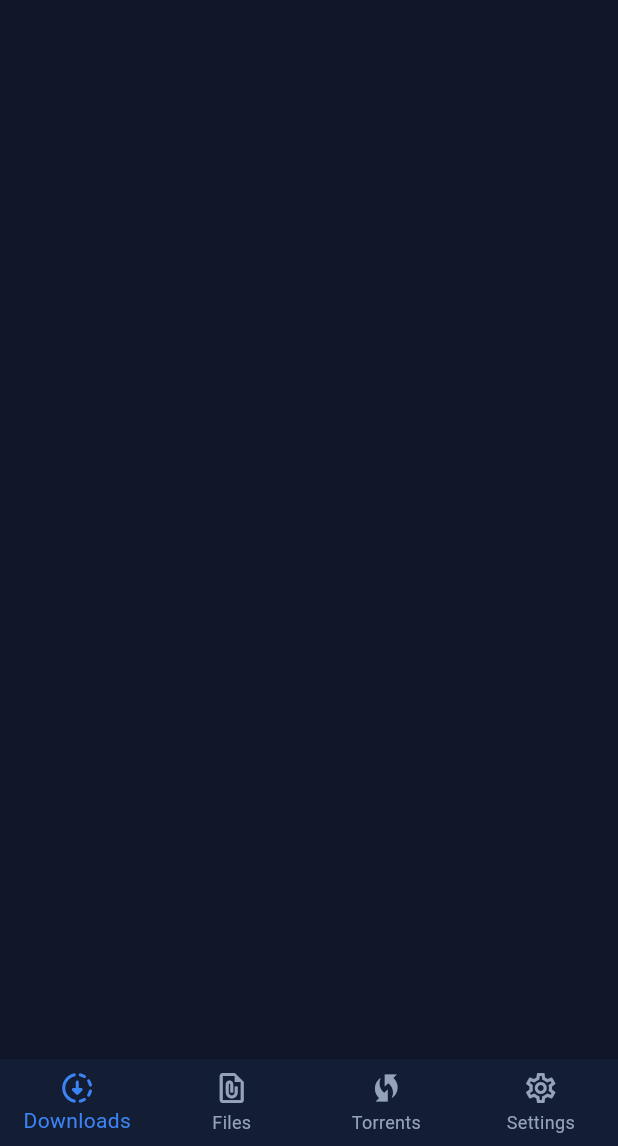
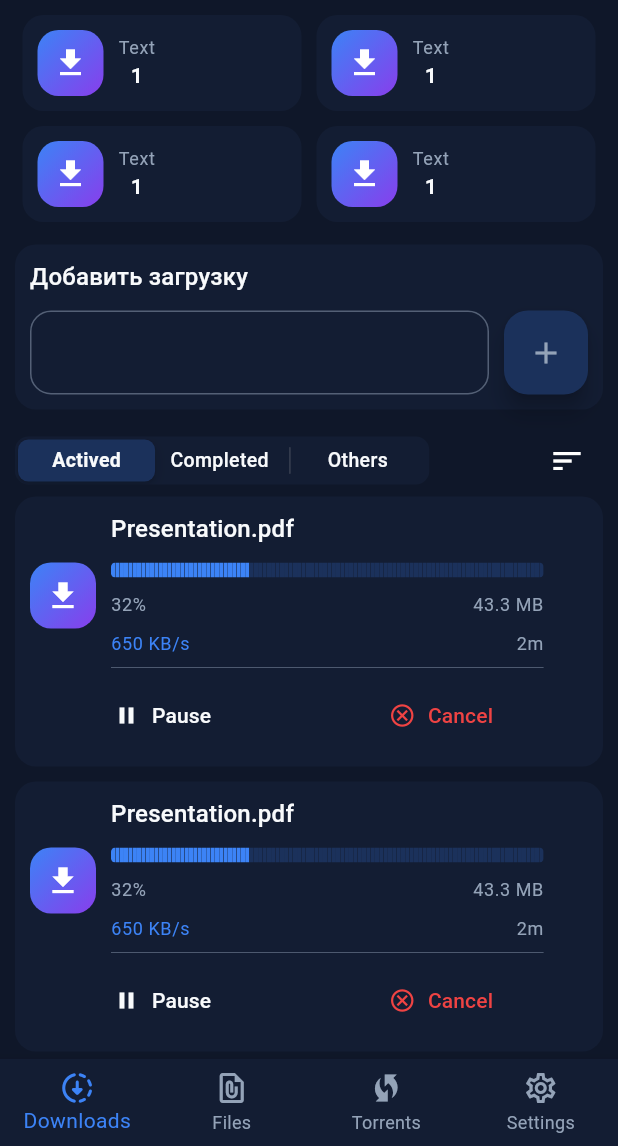
Before and after one commit to jchocola/easy_download_manager, a Flutter app: the screen it shows after launch, on a phone screen of 412 x 824 dp, the part 90-1236 px from its top. Run offline on Flutter 3.47's test engine with Material 3 defaults, Android fonts, the phone set to English and light mode, and no system bars; drawn by our look-alikes of step_progress_indicator; our stand-ins replace adaptive_theme, go_router.

Commit message:
download page

```diff
--- a/lib/core/constant/app_icon.dart
+++ b/lib/core/constant/app_icon.dart
@@ -6,4 +6,10 @@ class AppIcon {
   static final filesIcon = Icons.file_present_outlined;
   static final torrentIcon = Icons.wifi_protected_setup_sharp;
   static final settingIcon = Icons.settings_outlined;
+
+  static final sortIcon = Icons.sort;
+
+  static final pauseIcon = Icons.pause;
+  static final cancelIcon = Icons.cancel_outlined;
+  static final continueIcon = Icons.forward;
 }
--- /dev/null
+++ b/lib/core/enum/download_card_status.dart
@@ -0,0 +1,8 @@
+// ignore_for_file: constant_identifier_names
+
+enum DOWNLOAD_CARD_STATUS {
+  DOWNLOADING,
+  COMPLETED,
+  PAUSED,
+  ERROR
+}
--- a/lib/core/theme/dark_theme.dart
+++ b/lib/core/theme/dark_theme.dart
@@ -1,4 +1,5 @@
 import 'package:easy_download_manager/core/constant/app_color.dart';
+import 'package:easy_download_manager/core/constant/app_constant.dart';
 import 'package:flutter/material.dart';
 
 final appDarkTheme = ThemeData.dark(
@@ -7,6 +8,23 @@ final appDarkTheme = ThemeData.dark(
   scaffoldBackgroundColor: AppColor.backgroundColor,
   colorScheme: ColorScheme.dark(
     onPrimary: AppColor.onBackgroundColor,
+    onPrimaryContainer: AppColor.inactiveProgressColor,
+
+    secondary: AppColor.activeProgressColor,
+
+    tertiary: AppColor.mainTextColor,
+    error: AppColor.cancelTextColor,
+
+    scrim: AppColor.successColor,
+
+  ),
+
+  textTheme: TextTheme(
+    bodySmall: TextStyle(color: AppColor.secondTextColor),
+    bodyMedium:TextStyle(color: AppColor.mainTextColor),
+
+
+    titleMedium: TextStyle(color: AppColor.mainTextColor)
   ),
 
 
@@ -14,6 +32,34 @@ final appDarkTheme = ThemeData.dark(
     backgroundColor: AppColor.onBackgroundColor,
     //foregroundColor: AppColor.activeEndColor,
   ),
+
+
+
+
+  floatingActionButtonTheme: FloatingActionButtonThemeData(
+    backgroundColor: AppColor.inactiveProgressColor,
+    foregroundColor: AppColor.secondTextColor
+  ),
+
+
+
+  dividerTheme: DividerThemeData(
+    color: AppColor.navBarInActiveColor,
+    thickness: 0.3
+  ),
+
+
+
+  elevatedButtonTheme: ElevatedButtonThemeData(
+    style: ButtonStyle(
+      backgroundColor: WidgetStatePropertyAll(AppColor.onBackgroundColor),
+      foregroundColor: WidgetStatePropertyAll(AppColor.navBarInActiveColor)
+    )
+  ),
+
+
+  focusColor: AppColor.mainTextColor,
+  unselectedWidgetColor: AppColor.secondTextColor.withOpacity(0.5),
 
   bottomNavigationBarTheme: BottomNavigationBarThemeData(
   backgroundColor: AppColor.onBackgroundColor,
--- a/lib/presentation/downloads_page/downloads_page.dart
+++ b/lib/presentation/downloads_page/downloads_page.dart
@@ -1,4 +1,7 @@
+import 'package:easy_download_manager/core/constant/app_constant.dart';
 import 'package:easy_download_manager/presentation/downloads_page/widgets/4_status_category.dart';
+import 'package:easy_download_manager/presentation/downloads_page/widgets/active_completed_all.dart';
+import 'package:easy_download_manager/presentation/downloads_page/widgets/add_download.dart';
 import 'package:easy_download_manager/widget/appbar.dart';
 import 'package:flutter/material.dart';
 
@@ -14,10 +17,18 @@ class DownloadsPage extends StatelessWidget {
   }
 
   Widget _buildBody(context) {
-    return Column(
-      children: [
-       // FourStatusCategory(),
-      ],
+    return Padding(
+      padding:  EdgeInsets.symmetric(vertical: AppConstant.containerPadding/2 , horizontal: AppConstant.containerPadding),
+      child: SingleChildScrollView(
+        child: Column(
+          spacing: AppConstant.containerPadding,
+          children: [
+            FourStatusCategory(),
+            AddDownload(),
+            ActiveCompletedAll()
+          ],
+        ),
+      ),
     );
   }
 }
--- a/lib/presentation/downloads_page/widgets/4_status_category.dart
+++ b/lib/presentation/downloads_page/widgets/4_status_category.dart
@@ -6,13 +6,22 @@ class FourStatusCategory extends StatelessWidget {
 
   @override
   Widget build(BuildContext context) {
-    return GridView.builder(
-      shrinkWrap: true,
-      gridDelegate: SliverGridDelegateWithFixedCrossAxisCount(
+    return Column(
+      children: [
+        Row(
+          children: [
+            Expanded(flex: 1, child: StatusCategoryCard()),
+            Expanded(flex: 1, child: StatusCategoryCard()),
+          ],
+        ),
 
-        crossAxisCount: 2,
-      ),
-      itemBuilder: (context, index) => StatusCategoryCard(),
+        Row(
+          children: [
+            Expanded(flex: 1, child: StatusCategoryCard()),
+            Expanded(flex: 1, child: StatusCategoryCard()),
+          ],
+        ),
+      ],
     );
   }
 }
--- /dev/null
+++ b/lib/presentation/downloads_page/widgets/active_completed_all.dart
@@ -0,0 +1,70 @@
+import 'package:easy_download_manager/core/constant/app_icon.dart';
+import 'package:easy_download_manager/presentation/downloads_page/widgets/active_downloads_list.dart';
+import 'package:easy_download_manager/presentation/downloads_page/widgets/completed_downloads_list.dart';
+import 'package:easy_download_manager/presentation/downloads_page/widgets/others_downloads_list.dart';
+import 'package:flutter/cupertino.dart';
+import 'package:flutter/material.dart';
+
+class ActiveCompletedAll extends StatefulWidget {
+  const ActiveCompletedAll({super.key});
+
+  @override
+  State<ActiveCompletedAll> createState() => _ActiveCompletedAllState();
+}
+
+class _ActiveCompletedAllState extends State<ActiveCompletedAll> {
+  String currentIndex = 'actived';
+
+  void changeIndex(String value) {
+    setState(() {
+      currentIndex = value;
+    });
+  }
+
+  @override
+  Widget build(BuildContext context) {
+    final theme = Theme.of(context);
+    return Column(
+      children: [
+        Row(
+          mainAxisAlignment: MainAxisAlignment.spaceBetween,
+          children: [
+            CupertinoSlidingSegmentedControl(
+              backgroundColor: theme.colorScheme.onPrimary,
+              thumbColor: theme.colorScheme.onPrimaryContainer,
+              groupValue: currentIndex,
+              children: {
+                'actived': Text('Actived'),
+                'completed': Text('Completed '),
+                'others': Text('Others'),
+                // 'error': Text('Error'),
+                //'all': Text('All'),
+              },
+              onValueChanged: (value) {
+                changeIndex(value!);
+              },
+            ),
+
+            IconButton(onPressed: () {}, icon: Icon(AppIcon.sortIcon)),
+          ],
+        ),
+
+        buildContent(context),
+      ],
+    );
+  }
+
+  Widget buildContent(context) {
+    switch (currentIndex) {
+      case 'actived':
+        return ActiveDownloadsList();
+      case 'completed':
+        return CompletedDownloadsList();
+      case 'others':
+        return OthersDownloadsList();
+
+      default:
+        return Text('Error');
+    }
+  }
+}
--- /dev/null
+++ b/lib/presentation/downloads_page/widgets/active_downloads_list.dart
@@ -0,0 +1,18 @@
+import 'package:easy_download_manager/widget/download_card.dart';
+import 'package:flutter/material.dart';
+
+class ActiveDownloadsList extends StatelessWidget {
+  const ActiveDownloadsList({super.key});
+
+  @override
+  Widget build(BuildContext context) {
+    return ListView.builder(
+      shrinkWrap: true,
+      itemCount: 5,
+      physics: NeverScrollableScrollPhysics(),
+      itemBuilder: (context, index) {
+        return DownloadCard();
+      },
+    );
+  }
+}
--- /dev/null
+++ b/lib/presentation/downloads_page/widgets/add_download.dart
@@ -0,0 +1,33 @@
+import 'package:easy_download_manager/core/constant/app_constant.dart';
+import 'package:easy_download_manager/widget/input.dart';
+import 'package:flutter/material.dart';
+
+class AddDownload extends StatelessWidget {
+  const AddDownload({super.key});
+
+  @override
+  Widget build(BuildContext context) {
+    final theme = Theme.of(context);
+    return Container(
+      padding: EdgeInsets.all(AppConstant.containerPadding),
+      decoration: BoxDecoration(
+        color: theme.colorScheme.onPrimary,
+        borderRadius: BorderRadius.circular(AppConstant.borderRadius),
+      ),
+      child: Column(
+        crossAxisAlignment: CrossAxisAlignment.start,
+        children: [
+          Text('Добавить загрузку', style: theme.textTheme.titleMedium),
+         SizedBox(height: AppConstant.containerPadding,),
+          Row(
+            children: [
+              Flexible(child: Input()),
+              SizedBox(width: AppConstant.containerPadding,),
+              FloatingActionButton(onPressed: () {}, child: Icon(Icons.add)),
+            ],
+          ),
+        ],
+      ),
+    );
+  }
+}
--- /dev/null
+++ b/lib/presentation/downloads_page/widgets/completed_downloads_list.dart
@@ -0,0 +1,19 @@
+import 'package:easy_download_manager/core/enum/download_card_status.dart';
+import 'package:easy_download_manager/widget/download_card.dart';
+import 'package:flutter/material.dart';
+
+class CompletedDownloadsList extends StatelessWidget {
+  const CompletedDownloadsList({super.key});
+
+  @override
+  Widget build(BuildContext context) {
+    return ListView.builder(
+      shrinkWrap: true,
+      itemCount: 5,
+      physics: NeverScrollableScrollPhysics(),
+      itemBuilder: (context, index) {
+        return DownloadCard(status: DOWNLOAD_CARD_STATUS.COMPLETED,);
+      },
+    );
+  }
+}
--- /dev/null
+++ b/lib/presentation/downloads_page/widgets/others_downloads_list.dart
@@ -0,0 +1,39 @@
+import 'package:easy_download_manager/core/enum/download_card_status.dart';
+import 'package:easy_download_manager/widget/download_card.dart';
+import 'package:flutter/material.dart';
+
+class OthersDownloadsList extends StatelessWidget {
+  const OthersDownloadsList({super.key});
+
+  @override
+  Widget build(BuildContext context) {
+    return Column(
+      children: [
+        _buildPausedList(context),
+        _buildErrorList(context),
+      ],
+    );
+  }
+
+  Widget _buildPausedList(context) {
+    return ListView.builder(
+      shrinkWrap: true,
+      itemCount: 5,
+      physics: NeverScrollableScrollPhysics(),
+      itemBuilder: (context, index) {
+        return DownloadCard(status: DOWNLOAD_CARD_STATUS.PAUSED);
+      },
+    );
+  }
+
+  Widget _buildErrorList(context) {
+    return ListView.builder(
+      shrinkWrap: true,
+      itemCount: 5,
+      physics: NeverScrollableScrollPhysics(),
+      itemBuilder: (context, index) {
+        return DownloadCard(status: DOWNLOAD_CARD_STATUS.ERROR);
+      },
+    );
+  }
+}
--- /dev/null
+++ b/lib/widget/button_with_icon.dart
@@ -0,0 +1,25 @@
+import 'package:easy_download_manager/core/constant/app_color.dart';
+import 'package:flutter/material.dart';
+
+class ButtonWithIcon extends StatelessWidget {
+  const ButtonWithIcon({
+    super.key,
+    this.icon = Icons.abc,
+    this.label = 'Label',
+    this.color = AppColor.navBarInActiveColor,
+    this.onPressed
+  });
+  final String label;
+  final IconData icon;
+  final Color color;
+  final void Function()? onPressed;
+  @override
+  Widget build(BuildContext context) {
+    return ElevatedButton.icon(
+      style: ButtonStyle(foregroundColor: WidgetStatePropertyAll(color)),
+      onPressed: onPressed,
+      label: Text(label),
+      icon: Icon(icon),
+    );
+  }
+}
--- /dev/null
+++ b/lib/widget/container_with_border_color.dart
@@ -0,0 +1,23 @@
+import 'package:easy_download_manager/core/constant/app_color.dart';
+import 'package:easy_download_manager/core/constant/app_constant.dart';
+import 'package:flutter/material.dart';
+
+class ContainerWithBorderColor extends StatelessWidget {
+  const ContainerWithBorderColor({super.key});
+
+  @override
+  Widget build(BuildContext context) {
+    return Container(
+      decoration: BoxDecoration(
+        gradient: LinearGradient(
+          begin: AlignmentGeometry.topLeft,
+          end: AlignmentGeometry.bottomRight,
+          colors: [AppColor.activeProgressColor, AppColor.activeEndColor],
+        ),
+        borderRadius: BorderRadius.circular(AppConstant.borderRadius),
+      ),
+      padding: EdgeInsets.all(AppConstant.containerPadding),
+      child: Icon(Icons.download),
+    );
+  }
+}
--- /dev/null
+++ b/lib/widget/download_card.dart
@@ -0,0 +1,150 @@
+import 'package:easy_download_manager/core/constant/app_color.dart';
+import 'package:easy_download_manager/core/constant/app_constant.dart';
+import 'package:easy_download_manager/core/constant/app_icon.dart';
+import 'package:easy_download_manager/core/enum/download_card_status.dart';
+import 'package:easy_download_manager/widget/button_with_icon.dart';
+import 'package:easy_download_manager/widget/container_with_border_color.dart';
+import 'package:flutter/material.dart';
+import 'package:step_progress_indicator/step_progress_indicator.dart';
+
+class DownloadCard extends StatelessWidget {
+  const DownloadCard({
+    super.key,
+    this.status = DOWNLOAD_CARD_STATUS.DOWNLOADING,
+  });
+  final DOWNLOAD_CARD_STATUS status;
+  @override
+  Widget build(BuildContext context) {
+    final theme = Theme.of(context);
+    final size = MediaQuery.of(context).size;
+    return Container(
+      margin: EdgeInsets.only(bottom: AppConstant.containerPadding),
+      padding: EdgeInsets.all(AppConstant.containerPadding),
+      decoration: BoxDecoration(
+        borderRadius: BorderRadius.circular(AppConstant.borderRadius),
+        color: theme.colorScheme.onPrimary,
+      ),
+      child: Column(
+        children: [
+          Row(
+            children: [
+              ContainerWithBorderColor(),
+
+              SizedBox(width: AppConstant.containerPadding),
+              Column(
+                crossAxisAlignment: CrossAxisAlignment.start,
+                children: [
+                  Text('Presentation.pdf', style: theme.textTheme.titleMedium),
+                  buildProgress(context),
+                  if (status == DOWNLOAD_CARD_STATUS.DOWNLOADING)
+                    buildSpeedDuration(context),
+                  if (status == DOWNLOAD_CARD_STATUS.DOWNLOADING)
+                    SizedBox(width: size.width * 0.7, child: Divider()),
+
+                   if (status == DOWNLOAD_CARD_STATUS.COMPLETED) Text('Completed', style: theme.textTheme.bodyMedium!.copyWith(color: theme.colorScheme.scrim),) ,
+                    if (status == DOWNLOAD_CARD_STATUS.ERROR) Text('Ошибка загрузки', style: theme.textTheme.bodyMedium!.copyWith(color: theme.colorScheme.error),) ,
+                ],
+              ),
+            ],
+          ),
+
+
+          if (status == DOWNLOAD_CARD_STATUS.ERROR) ButtonWithIcon(
+            label: 'Cancel',
+            icon: AppIcon.cancelIcon,
+                  color: theme.colorScheme.error,
+          ),
+
+          if (status == DOWNLOAD_CARD_STATUS.DOWNLOADING)
+            Row(
+              mainAxisAlignment: MainAxisAlignment.spaceAround,
+              children: [
+                ButtonWithIcon(
+                  label: 'Pause',
+                  icon: AppIcon.pauseIcon,
+                  color: theme.colorScheme.tertiary,
+                ),
+                ButtonWithIcon(
+                  label: 'Cancel',
+                  icon: AppIcon.cancelIcon,
+                  color: theme.colorScheme.error,
+                ),
+              ],
+            ),
+
+
+              if (status == DOWNLOAD_CARD_STATUS.PAUSED)
+            Row(
+              mainAxisAlignment: MainAxisAlignment.spaceAround,
+              children: [
+                ButtonWithIcon(
+                  label: 'Continue',
+                  icon: AppIcon.continueIcon,
+                  color: theme.colorScheme.tertiary,
+                ),
+                ButtonWithIcon(
+                  label: 'Cancel',
+                  icon: AppIcon.cancelIcon,
+                  color: theme.colorScheme.error,
+                ),
+              ],
+            ),
+        ],
+      ),
+    );
+  }
+
+  Widget buildProgress(context) {
+    final size = MediaQuery.of(context).size;
+    final theme = Theme.of(context);
+    return Padding(
+      padding: EdgeInsets.symmetric(vertical: AppConstant.containerPadding),
+      child: Column(
+        spacing: AppConstant.containerPadding,
+        children: [
+          StepProgressIndicator(
+            fallbackLength: size.width * 0.7,
+            totalSteps: 100,
+            currentStep: 32,
+            size: 10,
+            padding: 0,
+            selectedColor: AppColor.activeProgressColor,
+            unselectedColor: AppColor.inactiveProgressColor,
+            roundedEdges: Radius.circular(10),
+          ),
+
+          SizedBox(
+            width: size.width * 0.7,
+            child: Row(
+              mainAxisAlignment: MainAxisAlignment.spaceBetween,
+              children: [
+                Text('32%', style: theme.textTheme.bodySmall),
+                Text('43.3 MB', style: theme.textTheme.bodySmall),
+              ],
+            ),
+          ),
+        ],
+      ),
+    );
+  }
+
+  Widget buildSpeedDuration(context) {
+    final size = MediaQuery.of(context).size;
+    final theme = Theme.of(context);
+    return SizedBox(
+      width: size.width * 0.7,
+      child: Row(
+        mainAxisAlignment: MainAxisAlignment.spaceBetween,
+        children: [
+          Text(
+            '650 KB/s',
+            style: theme.textTheme.bodySmall!.copyWith(
+              color: theme.colorScheme.secondary,
+            ),
+          ),
+          Text('2m', style: theme.textTheme.bodySmall),
+        ],
+      ),
+    );
+  }
+}
--- /dev/null
+++ b/lib/widget/input.dart
@@ -0,0 +1,35 @@
+import 'package:easy_download_manager/core/constant/app_constant.dart';
+import 'package:flutter/material.dart';
+
+class Input extends StatelessWidget {
+  const Input({super.key});
+
+  @override
+  Widget build(BuildContext context) {
+    final theme = Theme.of(context);
+    return TextField(
+
+      cursorColor: theme.focusColor,
+      decoration: InputDecoration(
+
+        enabledBorder: OutlineInputBorder(
+          borderSide: BorderSide(
+            color: theme.unselectedWidgetColor
+          ),
+           borderRadius: BorderRadius.circular(AppConstant.borderRadius)
+        ),
+
+        focusedBorder: OutlineInputBorder(
+          borderSide: BorderSide(
+            color: theme.focusColor
+          ),
+           borderRadius: BorderRadius.circular(AppConstant.borderRadius)
+        ),
+        border: OutlineInputBorder(
+
+          borderRadius: BorderRadius.circular(AppConstant.borderRadius)
+        )
+      ),
+    );
+  }
+}
--- a/lib/widget/status_category_card.dart
+++ b/lib/widget/status_category_card.dart
@@ -2,7 +2,9 @@
 /// USING FOR DISPLAY (ACTIVE + COMPLETED + ERROR + PAUSE)
 ///
 
+import 'package:easy_download_manager/core/constant/app_color.dart';
 import 'package:easy_download_manager/core/constant/app_constant.dart';
+import 'package:easy_download_manager/widget/container_with_border_color.dart';
 import 'package:flutter/material.dart';
 
 class StatusCategoryCard extends StatelessWidget {
@@ -12,14 +14,21 @@ class StatusCategoryCard extends StatelessWidget {
   Widget build(BuildContext context) {
     final theme = Theme.of(context);
     return Container(
-
-      margin: EdgeInsets.all(AppConstant.containerMargin/2),
-      padding: EdgeInsets.all(AppConstant.containerPadding),
+      margin: EdgeInsets.all(AppConstant.containerMargin / 2),
+      padding: EdgeInsets.all(  AppConstant.containerPadding ),
       decoration: BoxDecoration(
         color: theme.colorScheme.onPrimary,
         borderRadius: BorderRadius.circular(AppConstant.borderRadius),
       ),
-      child: Text('Text'),
+      child: Row(
+        children: [
+        ContainerWithBorderColor(),
+
+          SizedBox(width: AppConstant.containerPadding),
+
+          Column(children: [Text('Text', style: theme.textTheme.bodySmall,), Text('1', style: theme.textTheme.bodyMedium!.copyWith(fontWeight: FontWeight.bold),)]),
+        ],
+      ),
     );
   }
 }
--- a/pubspec.yaml
+++ b/pubspec.yaml
@@ -15,6 +15,7 @@ dependencies:
   cupertino_icons: ^1.0.8
   adaptive_theme: ^3.7.2
   go_router: ^17.0.0
+  step_progress_indicator: ^1.0.2
 
 dev_dependencies:
   flutter_test:
```
Also changed, not shown: pubspec.lock.
